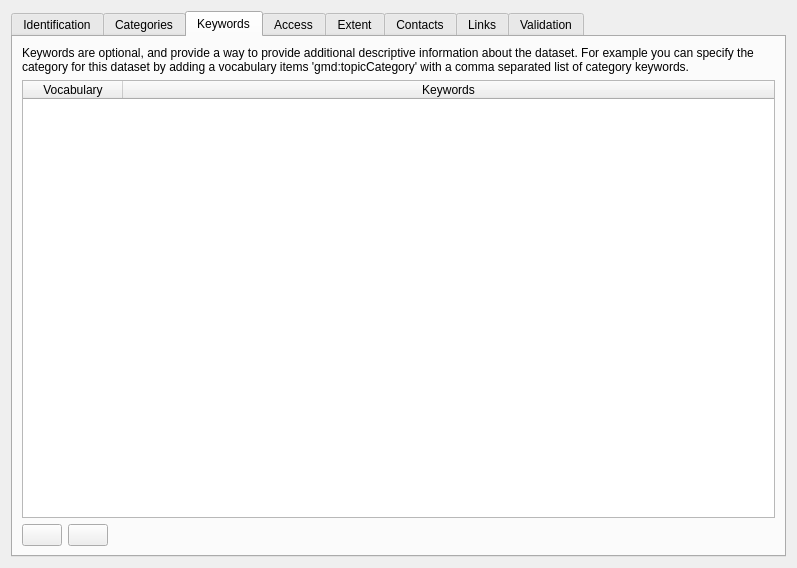
Qt form src/ui/qgsmetadatawidget.ui (qgis/QGIS) before a commit.
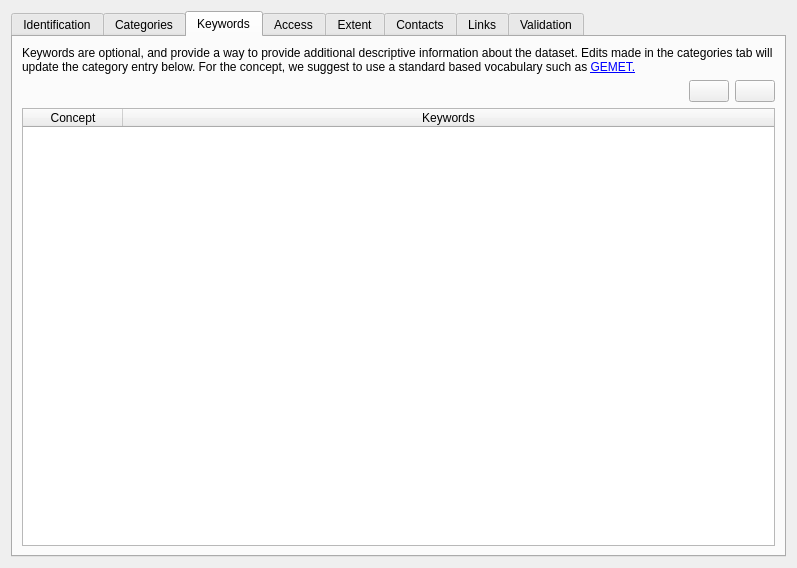
The same form after that commit. The open tabs and pages were chosen to show the change. Icons and pictures are not drawn. Custom widgets are drawn as their Qt base class.

Commit message: add tooltips and UI review

Diff of the .ui file:
```diff
--- a/src/ui/qgsmetadatawidget.ui
+++ b/src/ui/qgsmetadatawidget.ui
@@ -389,41 +389,28 @@
        <item>
         <widget class="QLabel" name="label_17">
          <property name="text">
-          <string>Keywords are optional, and provide a way to provide additional descriptive information about the dataset. For example you can specify the category for this dataset by adding a vocabulary items 'gmd:topicCategory' with a comma separated list of category keywords.</string>
+          <string>&lt;html&gt;&lt;head/&gt;&lt;body&gt;&lt;p&gt;Keywords are optional, and provide a way to provide additional descriptive information about the dataset. Edits made in the categories tab will update the category entry below. For the concept, we suggest to use a standard based vocabulary such as &lt;a href=&quot;https://www.eionet.europa.eu/gemet/en/inspire-themes/&quot;&gt;&lt;span style=&quot; text-decoration: underline; color:#0000ff;&quot;&gt;GEMET.&lt;/span&gt;&lt;/a&gt;&lt;/p&gt;&lt;/body&gt;&lt;/html&gt;</string>
          </property>
          <property name="wordWrap">
           <bool>true</bool>
          </property>
         </widget>
        </item>
-       <item>
-        <widget class="QTableWidget" name="tabKeywords">
-         <property name="alternatingRowColors">
-          <bool>true</bool>
-         </property>
-         <property name="selectionMode">
-          <enum>QAbstractItemView::SingleSelection</enum>
-         </property>
-         <property name="selectionBehavior">
-          <enum>QAbstractItemView::SelectRows</enum>
-         </property>
-         <attribute name="horizontalHeaderStretchLastSection">
-          <bool>true</bool>
-         </attribute>
-         <column>
-          <property name="text">
-           <string>Vocabulary</string>
-          </property>
-         </column>
-         <column>
-          <property name="text">
-           <string>Keywords</string>
-          </property>
-         </column>
-        </widget>
-       </item>
        <item>
         <layout class="QHBoxLayout" name="horizontalLayout_5">
+         <item>
+          <spacer name="horizontalSpacer_5">
+           <property name="orientation">
+            <enum>Qt::Horizontal</enum>
+           </property>
+           <property name="sizeHint" stdset="0">
+            <size>
+             <width>40</width>
+             <height>20</height>
+            </size>
+           </property>
+          </spacer>
+         </item>
          <item>
           <widget class="QPushButton" name="btnAddVocabulary">
            <property name="toolTip">
@@ -452,21 +439,37 @@
            </property>
           </widget>
          </item>
-         <item>
-          <spacer name="horizontalSpacer_5">
-           <property name="orientation">
-            <enum>Qt::Horizontal</enum>
-           </property>
-           <property name="sizeHint" stdset="0">
-            <size>
-             <width>40</width>
-             <height>20</height>
-            </size>
-           </property>
-          </spacer>
-         </item>
         </layout>
        </item>
+       <item>
+        <widget class="QTableWidget" name="tabKeywords">
+         <property name="toolTip">
+          <string>A set of descriptive keywords associated with the resource for a specified concept.</string>
+         </property>
+         <property name="alternatingRowColors">
+          <bool>true</bool>
+         </property>
+         <property name="selectionMode">
+          <enum>QAbstractItemView::SingleSelection</enum>
+         </property>
+         <property name="selectionBehavior">
+          <enum>QAbstractItemView::SelectRows</enum>
+         </property>
+         <attribute name="horizontalHeaderStretchLastSection">
+          <bool>true</bool>
+         </attribute>
+         <column>
+          <property name="text">
+           <string>Concept</string>
+          </property>
+         </column>
+         <column>
+          <property name="text">
+           <string>Keywords</string>
+          </property>
+         </column>
+        </widget>
+       </item>
       </layout>
      </widget>
      <widget class="QWidget" name="tabAccessDialog">
```
Left out of the diff: 215 changed lines with no effect on the pictures. The commit also changes 1 other file.
